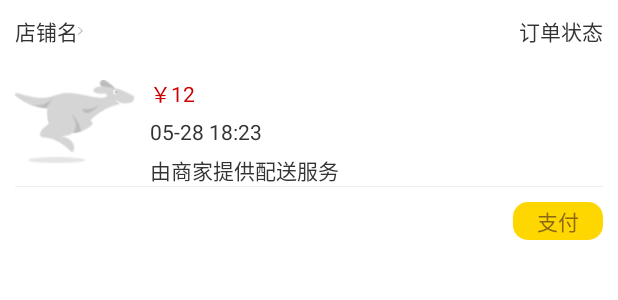
After one commit to 0xLLLLH/Takeaway_android, an Android app: the layout order_list_item_layout.xml on its own in the app's theme, with its tools: preview values and no code run, on a phone screen of 412 x 824 dp. The commit adds this screen. Shown: the top 300 px of the screen. Run offline under Robolectric (Android 15) with nearby library versions, the phone set to English and light mode, and no system bars.

Commit message:
Modify FragmentOrderList

```diff
--- a/app/src/main/res/layout/fragment_order_list.xml
+++ b/app/src/main/res/layout/fragment_order_list.xml
@@ -42,12 +42,12 @@
         android:layout_width="match_parent"
         android:layout_height="match_parent"
         android:visibility="gone">
-        <ListView
-            android:id="@+id/list_view"
+        <android.support.v7.widget.RecyclerView
+            android:id="@+id/order_list"
             android:layout_width="match_parent"
             android:layout_height="match_parent">
 
-        </ListView>
+        </android.support.v7.widget.RecyclerView>
     </LinearLayout>
 
 
--- /dev/null
+++ b/app/src/main/res/layout/order_list_item_layout.xml
@@ -0,0 +1,81 @@
+<?xml version="1.0" encoding="utf-8"?>
+<LinearLayout xmlns:android="http://schemas.android.com/apk/res/android"
+    android:orientation="vertical"
+    android:layout_width="match_parent"
+    android:layout_height="match_parent"
+    android:background="@android:color/white">
+    <LinearLayout
+        android:orientation="horizontal"
+        android:padding="10dp"
+        android:layout_width="match_parent"
+        android:layout_height="wrap_content"
+        android:elevation="2dp">
+        <TextView
+            android:layout_width="wrap_content"
+            android:layout_height="wrap_content"
+            android:text="店铺名"
+            android:drawableRight="@mipmap/menu_arrow_right"/>
+        <TextView
+            android:layout_weight="1"
+            android:layout_width="0dp"
+            android:layout_height="match_parent"
+            android:textAlignment="textEnd"
+            android:text="订单状态"/>
+    </LinearLayout>
+    <LinearLayout
+        android:orientation="vertical"
+        android:layout_width="match_parent"
+        android:layout_height="wrap_content"
+        android:padding="10dp"
+        android:elevation="1dp">
+        <RelativeLayout
+            android:layout_width="match_parent"
+            android:layout_height="wrap_content">
+            <ImageView
+                android:id="@+id/order_image"
+                android:layout_width="80dp"
+                android:layout_height="60dp"
+                android:layout_marginRight="10dp"
+                android:src="@mipmap/xf"/>
+            <TextView
+                android:id="@+id/order_price"
+                android:layout_toRightOf="@id/order_image"
+                android:layout_width="wrap_content"
+                android:layout_height="wrap_content"
+                android:textColor="@android:color/holo_red_dark"
+                android:text="￥12"/>
+            <TextView
+                android:layout_marginTop="5dp"
+                android:id="@+id/order_time"
+                android:layout_toRightOf="@id/order_image"
+                android:layout_below="@id/order_price"
+                android:layout_width="wrap_content"
+                android:layout_height="wrap_content"
+                android:text="05-28 18:23"/>
+            <TextView
+                android:layout_marginTop="5dp"
+                android:layout_toRightOf="@id/order_image"
+                android:layout_below="@id/order_time"
+                android:layout_width="wrap_content"
+                android:layout_height="wrap_content"
+                android:text="由商家提供配送服务"/>
+        </RelativeLayout>
+        <ImageView
+            android:layout_width="match_parent"
+            android:layout_height="1px"
+            android:layout_marginBottom="10dp"
+            android:background="@color/colorGrey"/>
+        <LinearLayout
+            android:orientation="horizontal"
+            android:layout_width="match_parent"
+            android:layout_height="wrap_content"
+            android:gravity="right">
+            <Button
+                android:layout_width="60dp"
+                android:layout_height="25dp"
+                android:text="支付"
+                android:textColor="@color/colorTextInPrimaryColor"
+                android:background="@drawable/round_corner"/>
+        </LinearLayout>
+    </LinearLayout>
+</LinearLayout>
```
Also changed, not shown: app/src/main/java/com/xllllh/android/takeaway/OrderListFragment.java (+17 -3 lines), app/src/main/java/com/xllllh/android/takeaway/OrderListRecyclerViewAdapter.java (added, +56 -0 lines), app/src/main/java/com/xllllh/android/takeaway/OrderUtils.java (+8 -0 lines).
